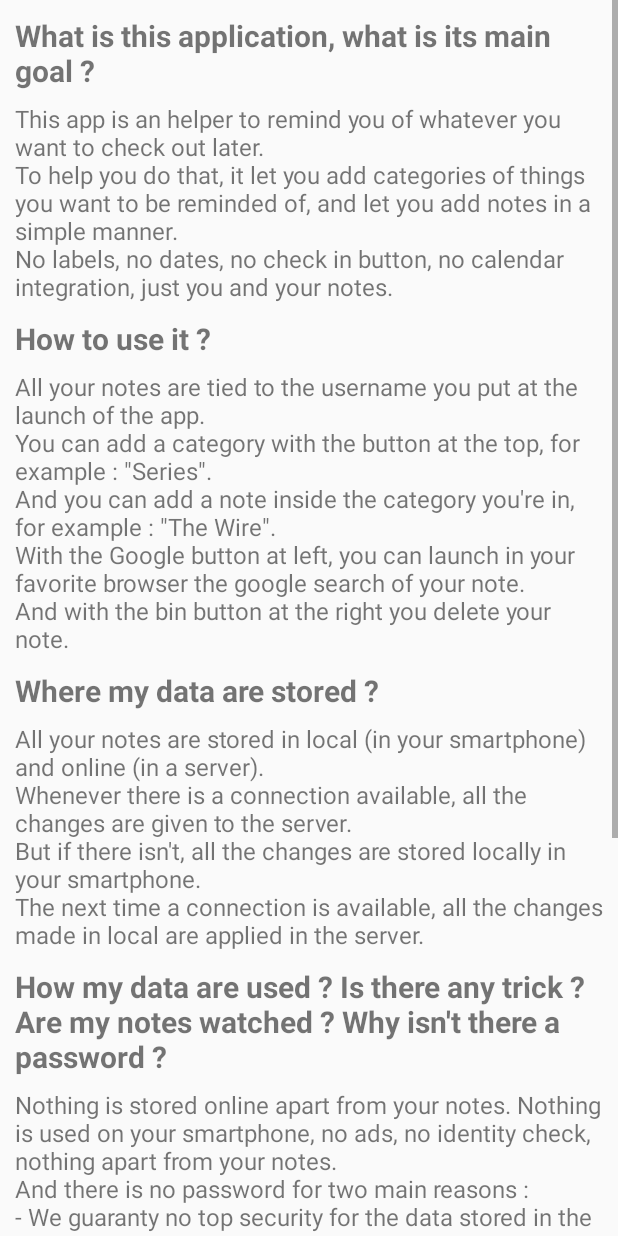
After one commit to antonin-lebrard/todoLists_android, an Android app: the HelpActivity screen opened directly, with no data from a screen before it, on a phone screen of 412 x 824 dp. The commit adds this screen. Run offline under Robolectric (Android 15) with nearby library versions, the phone set to English and light mode, and no system bars; network calls fail.

Commit message:
[AL] Ajout de l'icone, ajout de l'Aide et Commentaire, et quelques traduction manquantes

```diff
--- a/app/src/main/AndroidManifest.xml
+++ b/app/src/main/AndroidManifest.xml
@@ -38,6 +38,10 @@
                 <category android:name="android.intent.category.DEFAULT" />
             </intent-filter>
         </activity>
+        <activity android:name=".HelpActivity"
+                  android:label="@string/layout_label"
+                  android:theme="@style/AppTheme.NoActionBar">
+        </activity>
 
     </application>
 
--- a/app/src/main/java/com/perso/antonleb/projetandroid/Dialogs/DialogCategory.java
+++ b/app/src/main/java/com/perso/antonleb/projetandroid/Dialogs/DialogCategory.java
@@ -53,8 +53,8 @@ public class DialogCategory extends android.support.v4.app.DialogFragment {
         AlertDialog.Builder builder = new AlertDialog.Builder(getActivity());
         builder.setTitle(R.string.action_add_category);
         builder.setView(root);
-        builder.setNegativeButton("Cancel", new DialogInterface.OnClickListener() {@Override public void onClick(DialogInterface dialog, int which) {}});
-        builder.setPositiveButton("OK", new DialogInterface.OnClickListener() {
+        builder.setNegativeButton(R.string.dialog_negative, new DialogInterface.OnClickListener() {@Override public void onClick(DialogInterface dialog, int which) {}});
+        builder.setPositiveButton(R.string.dialog_positive, new DialogInterface.OnClickListener() {
             @Override
             public void onClick(DialogInterface dialog, int which) {
                 listener.onCategoryValidation(categoryName.getText().toString());
--- a/app/src/main/java/com/perso/antonleb/projetandroid/Dialogs/DialogNote.java
+++ b/app/src/main/java/com/perso/antonleb/projetandroid/Dialogs/DialogNote.java
@@ -44,6 +44,7 @@ public class DialogNote extends android.support.v4.app.DialogFragment {
         String hintPrefix = getArguments().getString(ARG_HINT_PREFIX);
 
         hintPrefix = hintPrefix == null ? "Bug" : hintPrefix;
+        hintPrefix = hintPrefix.substring(0, 1).toUpperCase() + hintPrefix.substring(1, hintPrefix.length());
         String categoryName = hintPrefix;
 
         View root = getActivity().getLayoutInflater().inflate(R.layout.dialog_note, null);
@@ -68,8 +69,8 @@ public class DialogNote extends android.support.v4.app.DialogFragment {
         AlertDialog.Builder builder = new AlertDialog.Builder(getActivity());
         builder.setTitle("Add a note to " + categoryName);
         builder.setView(root);
-        builder.setNegativeButton("Cancel", new DialogInterface.OnClickListener() {@Override public void onClick(DialogInterface dialog, int which) {}});
-        builder.setPositiveButton("OK", new DialogInterface.OnClickListener() {
+        builder.setNegativeButton(R.string.dialog_negative, new DialogInterface.OnClickListener() {@Override public void onClick(DialogInterface dialog, int which) {}});
+        builder.setPositiveButton(R.string.dialog_positive, new DialogInterface.OnClickListener() {
             @Override
             public void onClick(DialogInterface dialog, int which) {
                 listener.onNoteValidation(noteName.getText().toString());
--- /dev/null
+++ b/app/src/main/java/com/perso/antonleb/projetandroid/HelpActivity.java
@@ -0,0 +1,20 @@
+package com.perso.antonleb.projetandroid;
+
+import android.os.Bundle;
+import android.support.v7.app.AppCompatActivity;
+import android.text.method.LinkMovementMethod;
+import android.widget.TextView;
+
+/**
+ * Created by antonleb on 07/12/2015.
+ */
+public class HelpActivity extends AppCompatActivity {
+    @Override
+    protected void onCreate(Bundle savedInstanceState){
+        super.onCreate(savedInstanceState);
+        setContentView(R.layout.activity_help);
+
+        final TextView linkSources = (TextView) findViewById(R.id.text_sources_link);
+        linkSources.setMovementMethod(LinkMovementMethod.getInstance());
+    }
+}
--- a/app/src/main/java/com/perso/antonleb/projetandroid/MainActivity.java
+++ b/app/src/main/java/com/perso/antonleb/projetandroid/MainActivity.java
@@ -167,6 +167,9 @@ public class MainActivity extends AppCompatActivity implements UserLoadingListen
         int id = item.getItemId();
         if (id == R.id.action_settings) {
             return true;
+        } else if (id == R.id.action_help) {
+            Intent toHelp = new Intent(MainActivity.this, HelpActivity.class);
+            MainActivity.this.startActivity(toHelp);
         } else if (id == R.id.action_add_category) {
             if (isUserLoaded){
                 DialogFragment dialog = new DialogCategory();
--- /dev/null
+++ b/app/src/main/res/layout/activity_help.xml
@@ -0,0 +1,105 @@
+<?xml version="1.0" encoding="utf-8"?>
+<ScrollView
+    xmlns:android="http://schemas.android.com/apk/res/android"
+    android:layout_width="match_parent"
+    android:layout_height="match_parent">
+    <LinearLayout
+        android:layout_width="match_parent"
+        android:layout_height="wrap_content"
+        android:layout_marginTop="10dp"
+        android:layout_marginStart="10dp"
+        android:layout_marginEnd="10dp"
+        android:layout_marginBottom="10dp"
+        android:orientation="vertical">
+        <TextView
+            android:layout_width="match_parent"
+            android:layout_height="wrap_content"
+            android:singleLine="false"
+            android:textSize="20sp"
+            android:textStyle="bold"
+            android:text="@string/help_first_title"
+            android:layout_marginBottom="7dp"/>
+
+        <TextView
+            android:layout_width="match_parent"
+            android:layout_height="wrap_content"
+            android:singleLine="false"
+            android:textSize="16sp"
+            android:text="@string/help_first_paragraph"
+            android:layout_marginBottom="10dp"/>
+
+        <TextView
+            android:layout_width="match_parent"
+            android:layout_height="wrap_content"
+            android:singleLine="false"
+            android:textSize="20sp"
+            android:textStyle="bold"
+            android:text="@string/help_second_title"
+            android:layout_marginBottom="7dp"/>
+
+        <TextView
+            android:layout_width="match_parent"
+            android:layout_height="wrap_content"
+            android:singleLine="false"
+            android:textSize="16sp"
+            android:text="@string/help_second_paragraph"
+            android:layout_marginBottom="10dp"/>
+
+        <TextView
+            android:layout_width="match_parent"
+            android:layout_height="wrap_content"
+            android:textSize="20sp"
+            android:textStyle="bold"
+            android:text="@string/help_third_title"
+            android:layout_marginBottom="7dp"/>
+
+        <TextView
+            android:layout_width="match_parent"
+            android:layout_height="wrap_content"
+            android:textSize="16sp"
+            android:text="@string/help_third_paragraph"
+            android:layout_marginBottom="10dp"/>
+
+        <TextView
+            android:layout_width="match_parent"
+            android:layout_height="wrap_content"
+            android:textSize="20sp"
+            android:textStyle="bold"
+            android:text="@string/help_fourth_title"
+            android:layout_marginBottom="7dp"/>
+
+        <TextView
+            android:layout_width="match_parent"
+            android:layout_height="wrap_content"
+            android:textSize="16sp"
+            android:text="@string/help_fourth_paragraph"
+            android:layout_marginBottom="10dp"/>
+
+
+        <TextView
+            android:layout_width="match_parent"
+            android:layout_height="wrap_content"
+            android:textStyle="bold|italic"
+            android:textSize="20sp"
+            android:text="@string/help_fourth_important"
+            android:layout_marginBottom="10dp"/>
+
+        <TextView
+            android:layout_width="match_parent"
+            android:layout_height="wrap_content"
+            android:textStyle="bold"
+            android:textSize="20sp"
+            android:text="@string/help_sources"
+            android:layout_marginBottom="10dp"/>
+
+        <TextView
+            android:id="@+id/text_sources_link"
+            android:layout_width="match_parent"
+            android:layout_height="wrap_content"
+            android:textSize="16sp"
+            android:text="@string/help_sources_link"
+            android:autoLink="web"
+            android:layout_marginBottom="30dp"/>
+
+    </LinearLayout>
+</ScrollView>
--- a/app/src/main/res/menu/menu_main.xml
+++ b/app/src/main/res/menu/menu_main.xml
@@ -10,4 +10,8 @@
           android:title="@string/action_settings"
           android:orderInCategory="100"
           app:showAsAction="never"/>
+    <item android:id="@+id/action_help"
+          android:title="@string/action_help"
+          android:orderInCategory="110"
+          app:showAsAction="never"/>
 </menu>
--- a/app/src/main/res/values/strings.xml
+++ b/app/src/main/res/values/strings.xml
@@ -1,6 +1,8 @@
 <resources>
     <string name="app_name">TODO Lists</string>
     <string name="layout_label">TODO Lists</string>
+    <string name="dialog_negative">Cancel</string>
+    <string name="dialog_positive">OK</string>
     <string name="placeholder_empty_fragment">Fill me with Categories</string>
     <string name="placeholder_empty_note">Fill me with some Notes</string>
     <string name="error_no_categories">There\'s no Categories for now, Add one!</string>
@@ -9,10 +11,47 @@
     <string name="error_username_empty">The username cannot be empty</string>
     <string name="action_add_category">Add a Category</string>
     <string name="action_settings">Settings</string>
+    <string name="action_help">Help and Comments</string>
     <string name="hint_add_category">Category Name</string>
     <string name="hint_username_connect">Username</string>
     <string name="offline_mode">Offline mode</string>
     <string name="online_mode">Online mode</string>
     <string name="connect">Connect</string>
     <string name="content_description_add_note">Add a Note</string>
+
+    <string name="help_first_title">What is this application, what is its main goal ?</string>
+    <string name="help_first_paragraph">
+        "This app is an helper to remind you of whatever you want to check out later.
+To help you do that, it let you add categories of things you want to be reminded of, and let you add notes in a simple manner.
+No labels, no dates, no check in button, no calendar integration, just you and your notes."
+    </string>
+    <string name="help_second_title">How to use it ?</string>
+    <string name="help_second_paragraph">
+        "All your notes are tied to the username you put at the launch of the app.
+You can add a category with the button at the top, for example : \"Series\".
+And you can add a note inside the category you\'re in, for example : \"The Wire\".
+With the Google button at left, you can launch in your favorite browser the google search of your note.
+And with the bin button at the right you delete your note."
+    </string>
+    <string name="help_third_title">Where my data are stored ?</string>
+    <string name="help_third_paragraph">
+        "All your notes are stored in local (in your smartphone) and online (in a server).
+Whenever there is a connection available, all the changes are given to the server.
+But if there isn\'t, all the changes are stored locally in your smartphone.
+The next time a connection is available, all the changes made in local are applied in the server."
+    </string>
+    <string name="help_fourth_title">How my data are used ? Is there any trick ? Are my notes watched ? Why isn\'t there a password ?</string>
+    <string name="help_fourth_paragraph">
+        "Nothing is stored online apart from your notes. Nothing is used on your smartphone, no ads, no identity check, nothing apart from your notes.
+And there is no password for two main reasons :
+- We guaranty no top security for the data stored in the server, and we\'re just small developers that cannot engage themselves on the security of our server.
+So if a password were to be asked, this is another source of potential loss of password for you, the user.
+And we don\'t want to be a potential security breach for you.
+- The notes should not be something critical in terms of personal information, the main reason this app was created is to have a simple manner to add some reminders."
+    </string>
+    <string name="help_fourth_important">
+If you consider as personal information, the notes you add in this application, we recommend you to not use this app.
+    </string>
+    <string name="help_sources">All the sources of this application are available here :</string>
+    <string name="help_sources_link">https://github.com/fandegw/todoLists_android</string>
 </resources>
```
Also changed, not shown: app/src/main/res/mipmap-hdpi/ic_launcher.png, app/src/main/res/mipmap-hdpi/ic_launcher_ori.png (added), app/src/main/res/mipmap-mdpi/ic_launcher.png, app/src/main/res/mipmap-mdpi/ic_launcher_ori.png (added), app/src/main/res/mipmap-xhdpi/ic_launcher.png, app/src/main/res/mipmap-xhdpi/ic_launcher_ori.png (added), app/src/main/res/mipmap-xxhdpi/ic_launcher.png, app/src/main/res/mipmap-xxhdpi/ic_launcher_ori.png (added), app/src/main/res/mipmap-xxxhdpi/ic_launcher.png, app/src/main/res/mipmap-xxxhdpi/ic_launcher_ori.png (added), 1 other file.
